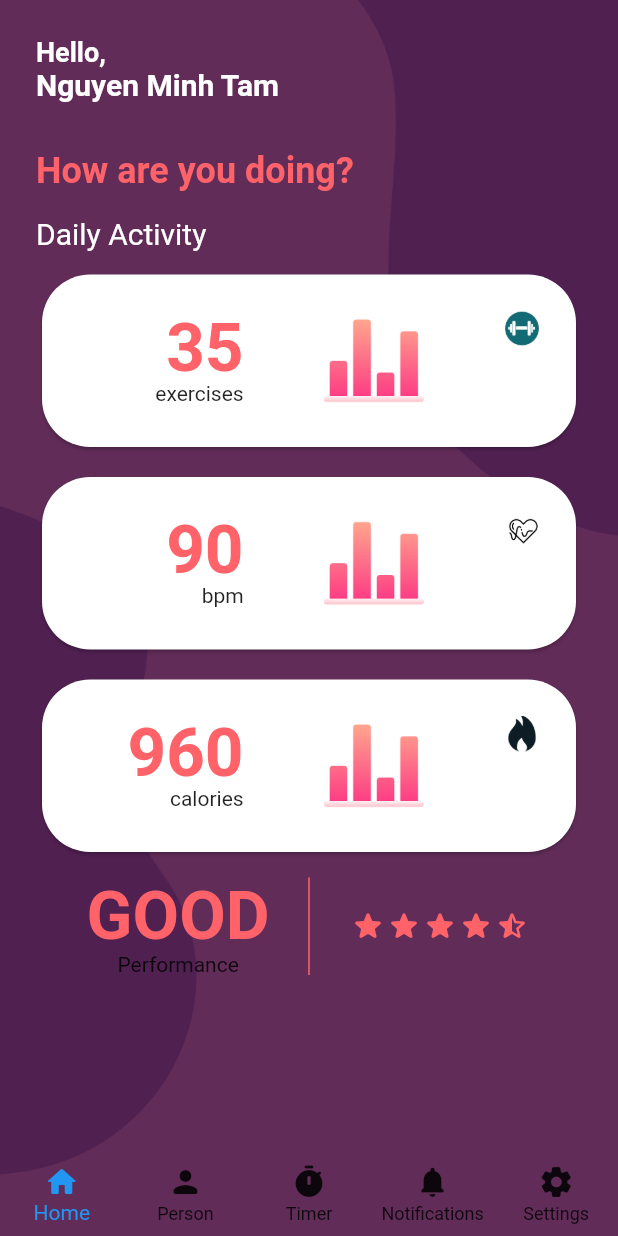
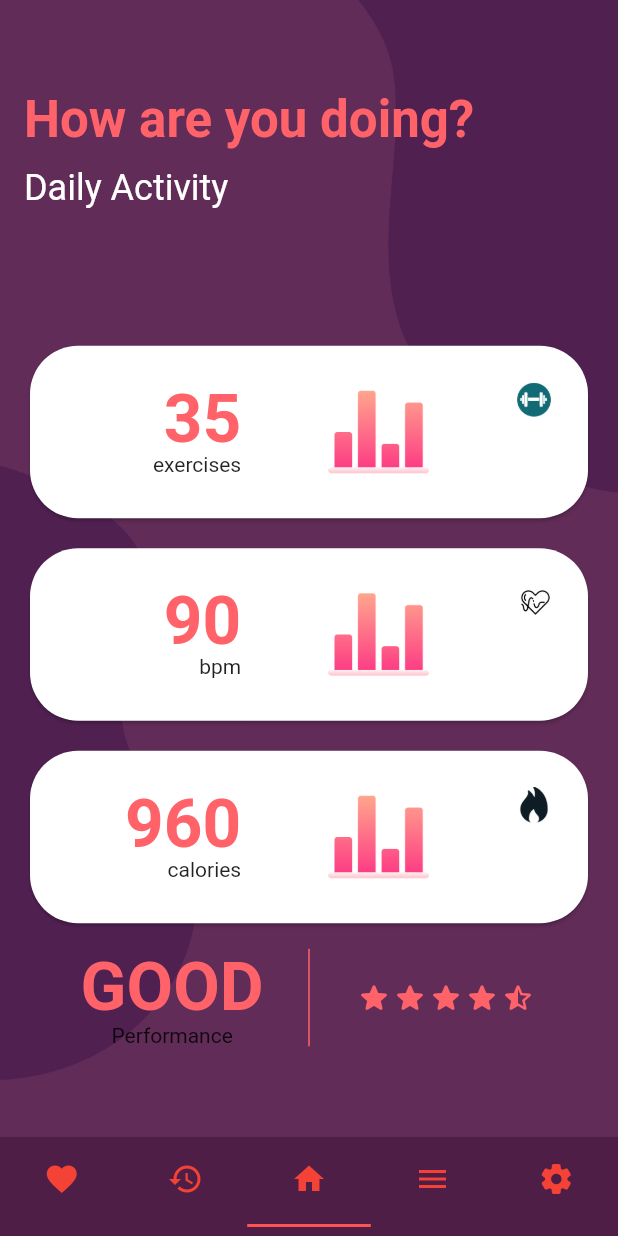
Before and after one commit to nhien021299/project_yoga_gym, a Flutter app: the screen it shows after launch, on a phone screen of 412 x 824 dp. Run offline on Flutter 3.47's test engine with Material 2 defaults, Android fonts, the phone set to English and light mode, and no system bars; our stand-ins replace fl_chart, get, video_player.

Commit message:
[UI]
DefaultTabBar , Improve HomePage UI, FavouritePage

```diff
--- a/lib/main.dart
+++ b/lib/main.dart
@@ -1,9 +1,9 @@
-import 'package:fitness_app_ii_example/page/exercises/all_exercises_page.dart';
-import 'package:fitness_app_ii_example/page/home/home_page.dart';
+import 'package:fitness_app_ii_example/page/home/main_page.dart';
 import 'package:flutter/material.dart';
 import 'package:flutter/services.dart';
 
-void main() {
+void main() async {
+  WidgetsFlutterBinding.ensureInitialized();
   SystemChrome.setPreferredOrientations([
     DeviceOrientation.portraitUp,
     DeviceOrientation.portraitDown,
@@ -13,15 +13,12 @@
 }
 
 class MyApp extends StatelessWidget {
-  static final String title = 'Fitness App';
-
   @override
   Widget build(BuildContext context) => MaterialApp(
         debugShowCheckedModeBanner: false,
-        title: title,
         theme: ThemeData(
           primaryColor: Color(0xFFff6369),
         ),
-        home: HomePage(),
+        home: MainPage(),
       );
 }
--- a/lib/page/home/home_page.dart
+++ b/lib/page/home/home_page.dart
@@ -1,7 +1,8 @@
-import 'package:fitness_app_ii_example/page/home/widgets/default_layout.dart';
+import 'package:fitness_app_ii_example/widget/default_layout.dart';
 import 'package:flutter/material.dart';
 import 'package:get/get.dart';
 
+import 'widgets/activity_card.dart';
 
 class HomePage extends StatelessWidget {
   const HomePage({Key key}) : super(key: key);
@@ -15,57 +16,38 @@
         width: Get.width,
         fit: BoxFit.fill,
       ),
-      body: Scaffold(
+      body: SafeArea(
+        child: Scaffold(
           backgroundColor: Colors.transparent,
-        body: Container(
-          width: Get.width,
-          height: Get.height,
-          padding: EdgeInsets.all(16 * 1.5),
+          body: Padding(
+            padding: const EdgeInsets.all(16.0),
             child: Column(
               crossAxisAlignment: CrossAxisAlignment.stretch,
+              mainAxisAlignment: MainAxisAlignment.spaceAround,
               children: [
                 Column(
                   crossAxisAlignment: CrossAxisAlignment.stretch,
                   children: [
                     Text(
-                    "Hello,",
-                    style: TextStyle(
-                      color: Colors.white,
-                      fontWeight: FontWeight.bold,
-                      fontSize: 18,
-                    ),
-                  ),
-                  Text(
-                    "Nguyen Minh Tam",
-                    style: Theme.of(context).textTheme.headline6.copyWith(
-                      color: Colors.white,
-                      fontWeight: FontWeight.bold,
-                    ),
-                  ),
-                  SizedBox(height: 16.0 * 2),
-                  Text(
                       "How are you doing?",
-                    style: Theme.of(context).textTheme.headline5.copyWith(
+                      style: Theme.of(context).textTheme.headline4.copyWith(
                             color: Theme.of(context).primaryColor,
                             fontWeight: FontWeight.bold,
                           ),
                     ),
-                ],
-              ),
-              Expanded(
-                child: SingleChildScrollView(
-                  padding: EdgeInsets.symmetric(vertical: 16),
-                  child: Column(
-                    crossAxisAlignment: CrossAxisAlignment.stretch,
-                    children: [
+                    SizedBox(height: 12),
                     Text(
                       "Daily Activity",
-                        style: Theme.of(context).textTheme.headline6.copyWith(
+                      style: Theme.of(context).textTheme.headline5.copyWith(
                             color: Colors.white,
                             fontWeight: FontWeight.normal,
                           ),
                     ),
-                      SizedBox(height: 12),
+                  ],
+                ),
+                Column(
+                  crossAxisAlignment: CrossAxisAlignment.stretch,
+                  children: [
                     ActivityCard(
                       value: "35",
                       unit: "exercises",
@@ -132,118 +114,11 @@
                     ),
                   ],
                 ),
-                ),
-              ),
               ],
             ),
           ),
-        bottomNavigationBar: BottomNavigationBar(
-          type: BottomNavigationBarType.fixed,
-          elevation: 0,
-          backgroundColor: Colors.transparent,
-          unselectedItemColor: Theme.of(context).iconTheme.color,
-          showSelectedLabels: true,
-          showUnselectedLabels: true,
-          items: [
-            BottomNavigationBarItem(
-              icon: Icon(Icons.home_rounded),
-              label: "Home",
-            ),
-            BottomNavigationBarItem(
-              icon: Icon(Icons.person_rounded),
-              label: "Person",
-            ),
-            BottomNavigationBarItem(
-              icon: Icon(Icons.timer_rounded),
-              label: "Timer",
-            ),
-            BottomNavigationBarItem(
-              icon: Icon(Icons.notifications_rounded),
-              label: "Notifications",
-            ),
-            BottomNavigationBarItem(
-              icon: Icon(Icons.settings_rounded),
-              label: "Settings",
-            ),
-          ],
         ),
       ),
     );
   }
 }
-
-class ActivityCard extends StatelessWidget {
-  const ActivityCard({
-    Key key,
-    @required this.value,
-    @required this.unit,
-    @required this.chartImage,
-    @required this.unitIcon,
-  }) : super(key: key);
-
-  final String value;
-  final String unit;
-  final String chartImage;
-  final String unitIcon;
-
-  @override
-  Widget build(BuildContext context) {
-    return Card(
-      shape: RoundedRectangleBorder(borderRadius: BorderRadius.circular(32)),
-      child: Container(
-        height: 115,
-        padding: EdgeInsets.all(16 * 1.5),
-        child: Row(
-          children: [
-            Expanded(
-              flex: 2,
-              child: Column(
-                crossAxisAlignment: CrossAxisAlignment.end,
-                mainAxisAlignment: MainAxisAlignment.center,
-                children: [
-                  Text(
-                    value,
-                    style: Theme.of(context).textTheme.headline3.copyWith(
-                      color: Theme.of(context).primaryColor,
-                      fontWeight: FontWeight.bold,
-                      height: 1,
-                    ),
-                  ),
-                  Text(
-                    unit,
-                    style: TextStyle(height: 1),
-                  )
-                ],
-              ),
-            ),
-            SizedBox(width: 32),
-            Expanded(
-              flex: 3,
-              child: Row(
-                crossAxisAlignment: CrossAxisAlignment.stretch,
-                children: [
-                  Expanded(
-                    child: Image.asset(
-                      chartImage,
-                      fit: BoxFit.contain,
-                    ),
-                  ),
-                  SizedBox(width: 32),
-                  Column(
-                    children: [
-                      Image.asset(
-                        unitIcon,
-                        height: 24,
-                        width: 24,
-                      ),
-                    ],
-                  ),
-                ],
-              ),
-            ),
-          ],
-        ),
-      ),
-    );
-  }
-}
--- /dev/null
+++ b/lib/page/home/main_page.dart
@@ -0,0 +1,59 @@
+import 'package:fitness_app_ii_example/page/custom_exercises/custom_exercises_page.dart';
+import 'package:fitness_app_ii_example/page/exercises/all_exercises_page.dart';
+import 'package:fitness_app_ii_example/page/favourite/favourite_page.dart';
+import 'package:fitness_app_ii_example/page/history/history_page.dart';
+import 'package:fitness_app_ii_example/widget/tab_item_widget.dart';
+import 'package:flutter/material.dart';
+
+import 'home_page.dart';
+
+class MainPage extends StatelessWidget {
+  const MainPage({Key key}) : super(key: key);
+
+  @override
+  Widget build(BuildContext context) {
+    return DefaultTabController(
+      length: 5,
+      initialIndex: 2,
+      child: Scaffold(
+        body: TabBarView(
+          children: [
+            FavouritePage(),
+            HistoryPage(),
+            HomePage(),
+            AllExercisePage(),
+            CustomExercisesPage(),
+          ],
+        ),
+        bottomNavigationBar: Container(
+          padding: EdgeInsets.only(top: 12, bottom: 6),
+          decoration: const BoxDecoration(
+            color: Color(0xFF4E1E46),
+          ),
+          child: TabBar(
+            physics: const BouncingScrollPhysics(parent: AlwaysScrollableScrollPhysics()),
+            unselectedLabelColor: Colors.grey,
+            indicatorColor: Colors.redAccent,
+            tabs: [
+              TabItemWidget(
+                icon: Icons.favorite,
+              ),
+              TabItemWidget(
+                icon: Icons.history,
+              ),
+              TabItemWidget(
+                icon: Icons.home,
+              ),
+              TabItemWidget(
+                icon: Icons.menu,
+              ),
+              TabItemWidget(
+                icon: Icons.settings_rounded,
+              ),
+            ],
+          ),
+        ),
+      ),
+    );
+  }
+}
--- /dev/null
+++ b/lib/page/home/widgets/activity_card.dart
@@ -0,0 +1,77 @@
+import 'package:flutter/material.dart';
+
+class ActivityCard extends StatelessWidget {
+  const ActivityCard({
+    Key key,
+    @required this.value,
+    @required this.unit,
+    @required this.chartImage,
+    @required this.unitIcon,
+  }) : super(key: key);
+
+  final String value;
+  final String unit;
+  final String chartImage;
+  final String unitIcon;
+
+  @override
+  Widget build(BuildContext context) {
+    return Card(
+      shape: RoundedRectangleBorder(borderRadius: BorderRadius.circular(32)),
+      child: Container(
+        height: 115,
+        padding: EdgeInsets.all(16 * 1.5),
+        child: Row(
+          children: [
+            Expanded(
+              flex: 2,
+              child: Column(
+                crossAxisAlignment: CrossAxisAlignment.end,
+                mainAxisAlignment: MainAxisAlignment.center,
+                children: [
+                  Text(
+                    value,
+                    style: Theme.of(context).textTheme.headline3.copyWith(
+                      color: Theme.of(context).primaryColor,
+                      fontWeight: FontWeight.bold,
+                      height: 1,
+                    ),
+                  ),
+                  Text(
+                    unit,
+                    style: TextStyle(height: 1),
+                  )
+                ],
+              ),
+            ),
+            SizedBox(width: 32),
+            Expanded(
+              flex: 3,
+              child: Row(
+                crossAxisAlignment: CrossAxisAlignment.stretch,
+                children: [
+                  Expanded(
+                    child: Image.asset(
+                      chartImage,
+                      fit: BoxFit.contain,
+                    ),
+                  ),
+                  SizedBox(width: 32),
+                  Column(
+                    children: [
+                      Image.asset(
+                        unitIcon,
+                        height: 24,
+                        width: 24,
+                      ),
+                    ],
+                  ),
+                ],
+              ),
+            ),
+          ],
+        ),
+      ),
+    );
+  }
+}
--- /dev/null
+++ b/lib/widget/tab_item_widget.dart
@@ -0,0 +1,36 @@
+import 'package:flutter/material.dart';
+
+class TabItemWidget extends StatelessWidget {
+  final String name;
+  final IconData icon;
+
+  const TabItemWidget({this.icon, this.name});
+
+  @override
+  Widget build(BuildContext context) {
+    return Tab(
+      child: Container(
+        child: Column(
+          mainAxisAlignment: MainAxisAlignment.center,
+          children: [
+            Icon(
+              icon,
+              color: Colors.red,
+            ),
+            const SizedBox(
+              width: 10,
+            ),
+            Text(
+              name ?? "",
+              style: TextStyle(
+                fontSize: 12,
+                fontWeight: FontWeight.w400,
+              ),
+              overflow: TextOverflow.ellipsis,
+            ),
+          ],
+        ),
+      ),
+    );
+  }
+}
```
Also changed, not shown: lib/page/custom_exercises/custom_exercises_page.dart (added, +22 -0 lines), lib/page/favourite/favourite_page.dart (added, +22 -0 lines), lib/page/history/history_page.dart (added, +113 -0 lines), lib/page/history/widgets/day_in_week_card.dart (added, +48 -0 lines), lib/page/history/widgets/progress_bar.dart (added, +50 -0 lines), lib/widget/exercises_item_widget.dart (added, +81 -0 lines), lib/widget/default_layout.dart (renamed from lib/page/home/widgets/default_layout.dart), 2 other files. Lines whose indentation alone changed are shown as unchanged.
